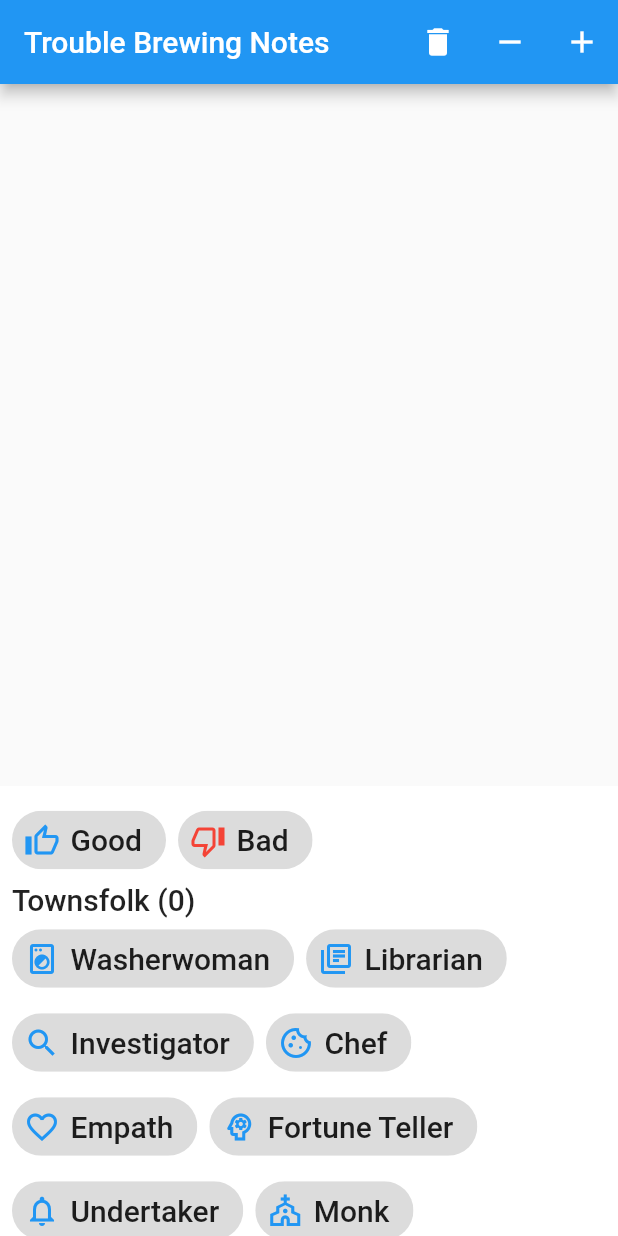
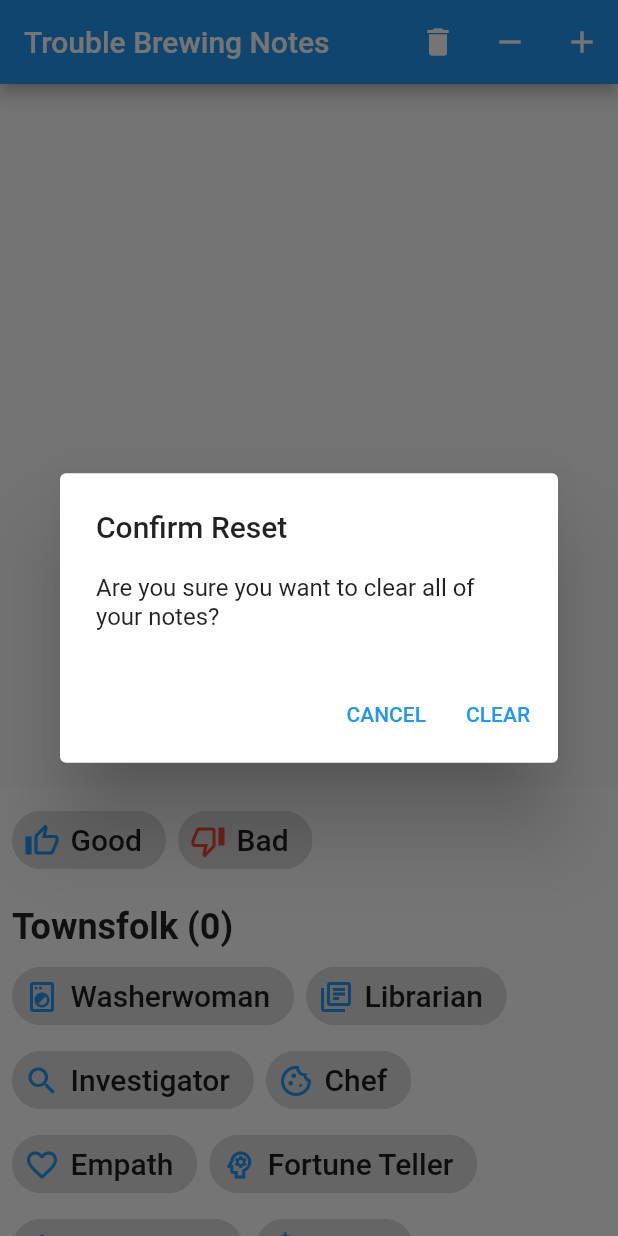
Before and after one commit to tilatrivia/clocktower-notebook, a Flutter app: the screen it shows after launch, after a tap on the "delete" icon, on a phone screen of 412 x 824 dp. Run offline on Flutter 3.47's test engine with Material 2 defaults, Android fonts, the phone set to English and light mode, and no system bars.

Commit message:
Add popups for clearing and renaming

```diff
--- a/lib/main.dart
+++ b/lib/main.dart
@@ -44,6 +44,8 @@ class NotesPage extends StatefulWidget {
 }
 
 class _NotesPageState extends State<NotesPage> {
+  late TextEditingController controller;
+
   final List<Player> players = [];
   // final Map<String, List<Character>> players = {
   //   "Player 1": [Character.somethingGood],
@@ -83,6 +85,12 @@ class _NotesPageState extends State<NotesPage> {
     });
   }
 
+  void renamePlayer(Player player, String name) {
+    setState(() {
+      player.name = name;
+    });
+  }
+
   int getCharacterCount(Character character) {
     return players.fold(0, (prev, player) => (player.characters.contains(character)) ? prev + 1 : prev );
   }
@@ -95,6 +103,21 @@ class _NotesPageState extends State<NotesPage> {
     return players.fold(0, (prev, player) => player.characters.fold(prev, (playerPrev, character) => (character.alignment == alignment) ? playerPrev + 1 : playerPrev ));
   }
 
+
+  @override
+  void initState() {
+    super.initState();
+
+    controller = TextEditingController();
+  }
+
+  @override
+  void dispose() {
+    controller.dispose();
+
+    super.dispose();
+  }
+
   @override
   Widget build(BuildContext context) {
     return Scaffold(
@@ -102,7 +125,28 @@ class _NotesPageState extends State<NotesPage> {
         title: const Text("Trouble Brewing Notes"),
         actions: [
           IconButton(
-            onPressed: () => reset(),
+            onPressed: () => showDialog(
+              context: context,
+              builder: (context) => AlertDialog(
+                title: const Text("Confirm Reset"),
+                content: const Text("Are you sure you want to clear all of your notes?"),
+                actions: [
+                  TextButton(
+                      onPressed: () {
+                        Navigator.of(context).pop();
+                      },
+                      child: const Text("CANCEL")
+                  ),
+                  TextButton(
+                      onPressed: () {
+                        Navigator.of(context).pop();
+                        reset();
+                      },
+                      child: const Text("CLEAR")
+                  ),
+                ],
+              )
+            ),
             icon: const Icon(Icons.delete),
           ),
           IconButton(
@@ -126,8 +170,8 @@ class _NotesPageState extends State<NotesPage> {
                   return DragTarget<Character>(
                     builder: (context, candidates, rejects) {
                       return _buildPlayerTile(
+                        context: context,
                         player: players.elementAt(index),
-                          onRemove: removeFromPlayer,
                       );
                     },
                     onAccept: (character) {
@@ -151,51 +195,51 @@ class _NotesPageState extends State<NotesPage> {
                   children: [
                     Wrap(
                       spacing: 8,
-                      children: Character.values.where((element) => element.category == Category.unkown).map((character) => buildDraggableCharacterTile(
+                      children: Character.values.where((element) => element.category == Category.unkown).map((character) => _buildDraggableCharacterTile(
                           character: character,
                           count: getAlignmentCount(character.alignment))
                       ).toList(),
                     ),
                     Text(
                       "Townsfolk (${getCategoryCount(Category.townsfolk).toString()})",
-                      style: Theme.of(context).textTheme.titleLarge,
+                      style: const TextStyle(fontSize: 24, fontWeight: FontWeight.w600, height: 2),
                     ),
                     Wrap(
                       spacing: 8,
-                      children: Character.values.where((element) => element.category == Category.townsfolk).map((character) => buildDraggableCharacterTile(
+                      children: Character.values.where((element) => element.category == Category.townsfolk).map((character) => _buildDraggableCharacterTile(
                           character: character,
                           count: getCharacterCount(character))
                       ).toList(),
                     ),
                     Text(
                       "Outsiders (${getCategoryCount(Category.outsider).toString()})",
-                      style: Theme.of(context).textTheme.titleLarge,
+                      style: const TextStyle(fontSize: 24, fontWeight: FontWeight.w600, height: 2),
                     ),
                     Wrap(
                       spacing: 8,
-                      children: Character.values.where((element) => element.category == Category.outsider).map((character) => buildDraggableCharacterTile(
+                      children: Character.values.where((element) => element.category == Category.outsider).map((character) => _buildDraggableCharacterTile(
                           character: character,
                           count: getCharacterCount(character))
                       ).toList(),
                     ),
                     Text(
                       "Minions (${getCategoryCount(Category.minion).toString()})",
-                      style: Theme.of(context).textTheme.titleLarge,
+                      style: const TextStyle(fontSize: 24, fontWeight: FontWeight.w600, height: 2),
                     ),
                     Wrap(
                       spacing: 8,
-                      children: Character.values.where((element) => element.category == Category.minion).map((character) => buildDraggableCharacterTile(
+                      children: Character.values.where((element) => element.category == Category.minion).map((character) => _buildDraggableCharacterTile(
                           character: character,
                           count: getCharacterCount(character))
                       ).toList(),
                     ),
                     Text(
                       "Demons (${getCategoryCount(Category.demon).toString()})",
-                      style: Theme.of(context).textTheme.titleLarge,
+                      style: const TextStyle(fontSize: 24, fontWeight: FontWeight.w600, height: 2),
                     ),
                     Wrap(
                       spacing: 8,
-                      children: Character.values.where((element) => element.category == Category.demon).map((character) => buildDraggableCharacterTile(
+                      children: Character.values.where((element) => element.category == Category.demon).map((character) => _buildDraggableCharacterTile(
                           character: character,
                           count: getCharacterCount(character))
                       ).toList(),
@@ -210,10 +254,68 @@ class _NotesPageState extends State<NotesPage> {
     );
   }
 
-
+  Widget _buildPlayerTile({required BuildContext context, required Player player}) {
+    return Container(
+      padding: const EdgeInsets.all(8),
+      child: Column(
+        crossAxisAlignment: CrossAxisAlignment.start,
+        children: [
+          Row(
+            children: [
+              Text(
+                player.name,
+                style:const TextStyle(fontSize: 32, height: 0.8),
+              ),
+              const Spacer(),
+              IconButton(
+                icon: const Icon(
+                  Icons.edit,
+                  color: Colors.black45,
+                ),
+                onPressed: () async {
+                  final newName = await openNameDialog();
+                  if (newName == null || newName.isEmpty) return;
+                  renamePlayer(player, newName);
+                },
+              )
+            ],
+          ),
+          Wrap(
+            spacing: 8,
+            children: player.characters.map((character) => _buildCharacterTile(
+                character: character, onRemove: () => removeFromPlayer(player, character))).toList(),
+          )
+        ],
+      ),
+    );
   }
 
-Draggable<Character> buildDraggableCharacterTile({required Character character, int? count}) {
+  Future<String?> openNameDialog() => showDialog<String>(
+    context: context,
+    builder: (context) => AlertDialog(
+      title: const Text("Player Name"),
+      content: TextField(
+        autofocus: true,
+        decoration: const InputDecoration(
+            hintText: "Player Name"
+        ),
+        controller: controller,
+        onSubmitted: (_) => submitNameDialog(),
+      ),
+      actions: [
+        TextButton(
+            onPressed: () => submitNameDialog(),
+            child: const Text("CHANGE"))
+      ],
+    )
+  );
+
+  void submitNameDialog() {
+    Navigator.of(context).pop(controller.text);
+    controller.clear();
+  }
+
+  Draggable<Character> _buildDraggableCharacterTile({required Character character, int? count}) {
     return Draggable(
       data: character,
       feedback: Material(
@@ -227,33 +329,7 @@ Draggable<Character> buildDraggableCharacterTile({required Character character,
     );
   }
 
-Widget _buildPlayerTile({required Player player, required void Function(Player, Character) onRemove}) {
-  return Container(
-    padding: const EdgeInsets.all(8),
-    child: Column(
-      crossAxisAlignment: CrossAxisAlignment.start,
-      children: [
-        Row(
-          children: [
-            Text(
-              player.name,
-              style: const TextStyle(fontSize: 28),
-            ),
-          ],
-        ),
-        Wrap(
-          spacing: 8,
-          children: player.characters.map((character) => _buildCharacterTile(
-              character: character, onRemove: () => onRemove(player, character))).toList(),
-        )
-      ],
-    ),
-  );
-}
-
   Widget _buildCharacterTile({required Character character, void Function()? onRemove, int? count}) {
-  debugPrint(character.toString());
-  debugPrint(count.toString());
     return Padding(
       padding: const EdgeInsets.only(top: 4, bottom: 4),
       child: Chip(
@@ -284,6 +360,7 @@ Widget _buildCharacterTile({required Character character, void Function()? onRem
         onDeleted: onRemove,
       ),
     );
+  }
 }
 
 enum Alignment {
```
Lines whose indentation alone changed are shown as unchanged.
